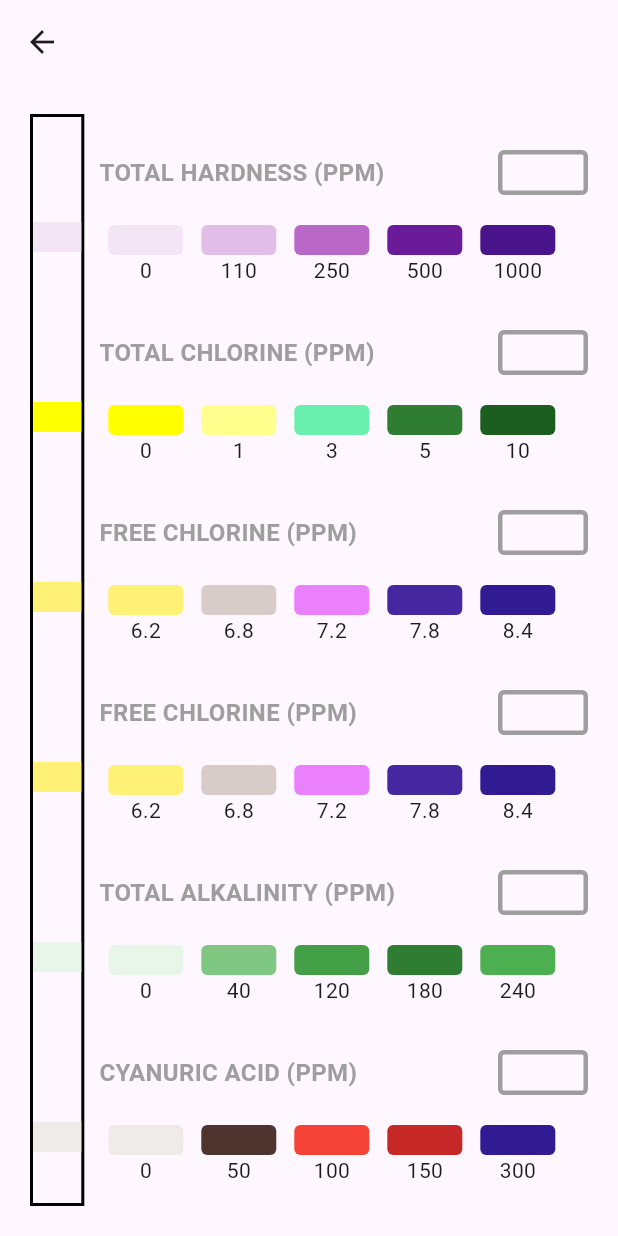
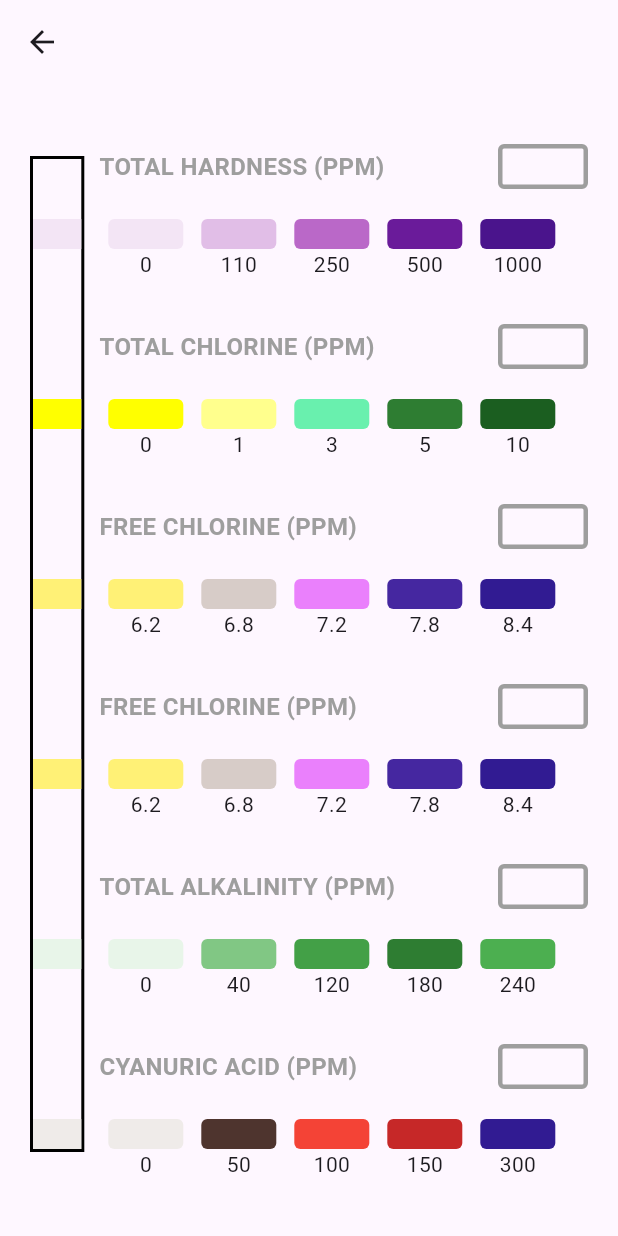
Before and after one commit to theamazingyogita/demo_task, a Flutter app: the ColorSelectionScreen screen opened directly, on a phone screen of 412 x 824 dp. Run offline on Flutter 3.47's test engine with Material 3 defaults, Android fonts, the phone set to English and light mode, and no system bars; our stand-ins replace equatable, flutter_bloc.

Commit message:
modified chnages

```diff
--- a/lib/bloc/base_bloc.dart
+++ b/lib/bloc/base_bloc.dart
@@ -69,7 +69,6 @@ class BaseBloc extends Bloc<BaseEvent, BaseState> {
 
   void _mapGetCategoryDataEventToState(
       GetCategoryDataEvent event, Emitter<BaseState> emit) async {
-    emit(state.copyWith(isLoading: true));
     const url = 'http://esptiles.imperoserver.in/api/API/Product/DashBoard';
     final Map<String, dynamic> requestBody = {
       "CategoryId": event.categoryId,
@@ -85,7 +84,6 @@ class BaseBloc extends Bloc<BaseEvent, BaseState> {
     );
 
     if (response.statusCode == 200) {
-      emit(state.copyWith(isLoading: false));
       BaseModel baseModel = BaseModel.fromJson(jsonDecode(response.body));
       final List<SubCategories> subCategoryList = state.subCategories.toList();
       final List<Category> categoryList = state.category.toList();
--- a/lib/color_selection_screen.dart
+++ b/lib/color_selection_screen.dart
@@ -31,6 +31,7 @@ class _ColorSelectionScreenState extends State<ColorSelectionScreen> {
       appBar: AppBar(),
       body: Container(
         margin: const EdgeInsets.all(20),
+        child: SingleChildScrollView(
           child: Flex(
             direction: Axis.horizontal,
             mainAxisSize: MainAxisSize.max,
@@ -44,11 +45,10 @@ class _ColorSelectionScreenState extends State<ColorSelectionScreen> {
                     width: 2,
                   )),
                   width: 50,
-                height: MediaQuery.of(context).size.height,
                   child: ListView.separated(
                     shrinkWrap: true,
                     physics: const NeverScrollableScrollPhysics(),
-                  padding: const EdgeInsets.only(top: 70),
+                    padding: const EdgeInsets.only(top: 40),
                     separatorBuilder: (context, index) {
                       return const SizedBox(height: 100);
                     },
@@ -77,7 +77,7 @@ class _ColorSelectionScreenState extends State<ColorSelectionScreen> {
                     return const SizedBox(height: 20);
                   },
                   shrinkWrap: true,
-                physics: const ClampingScrollPhysics(),
+                  physics: const NeverScrollableScrollPhysics(),
                   padding: const EdgeInsets.only(top: 20),
                   itemCount: stripeList.length,
                   itemBuilder: (context, topIndex) {
@@ -102,9 +102,10 @@ class _ColorSelectionScreenState extends State<ColorSelectionScreen> {
                               height: 30,
                               width: 60,
                               child: TextField(
+                                key: ValueKey('$topIndex'),
+                                controller: controllerList[topIndex],
                                 onChanged: (value) =>
                                     onValueChanged(topIndex, value),
-                              controller: controllerList[topIndex],
                                 decoration: const InputDecoration(
                                   border: OutlineInputBorder(
                                     borderSide: BorderSide(
@@ -139,9 +140,8 @@ class _ColorSelectionScreenState extends State<ColorSelectionScreen> {
                                   color: Colors.grey,
                                 ),
                                 inputFormatters: [
-                                LengthLimitingTextInputFormatter(3),
+                                  LengthLimitingTextInputFormatter(4),
                                 ],
-                              key: ValueKey('$topIndex'),
                                 textInputAction: TextInputAction.done,
                                 keyboardType: TextInputType.number,
                                 maxLines: 1,
@@ -196,6 +196,7 @@ class _ColorSelectionScreenState extends State<ColorSelectionScreen> {
             ],
           ),
         ),
+      ),
     );
   }
 
@@ -203,8 +204,10 @@ class _ColorSelectionScreenState extends State<ColorSelectionScreen> {
     ColorModel colorModel = stripeList[index].colorList.firstWhere(
           (element) => double.tryParse(value) == element.value,
         );
+    if (colorModel != null) {
       stripeList[index].selectedValue = colorModel.value;
       stripeList[index].SelectedColor = colorModel.color;
       setState(() {});
     }
   }
+}
```
Lines whose indentation alone changed are shown as unchanged.
